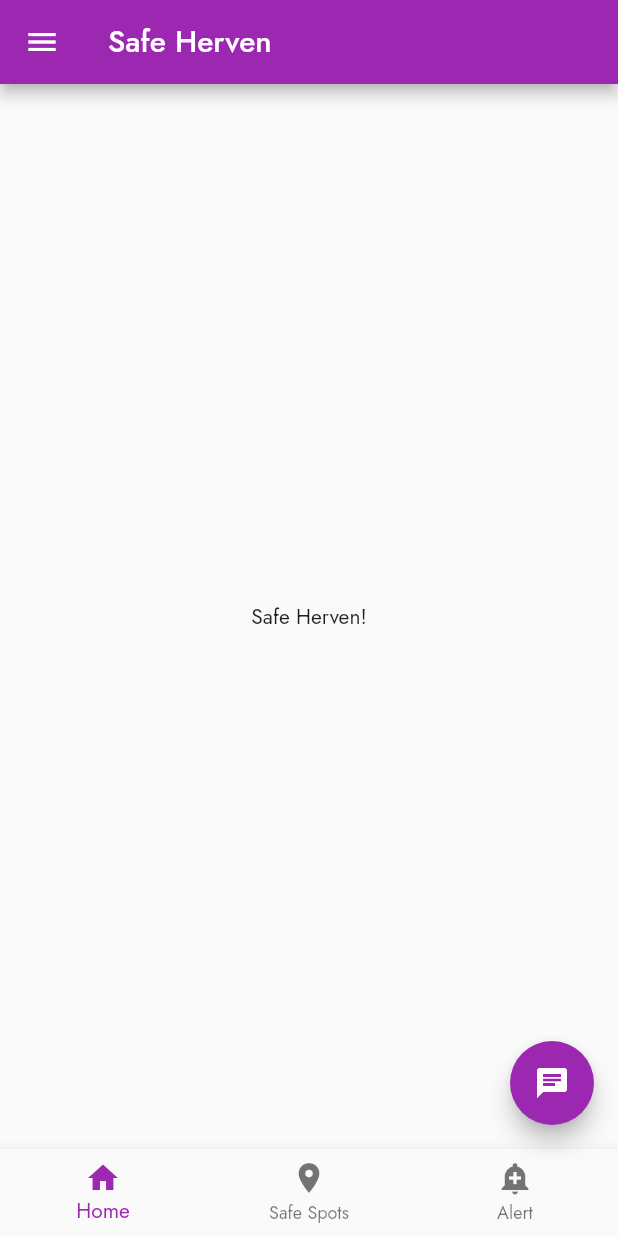
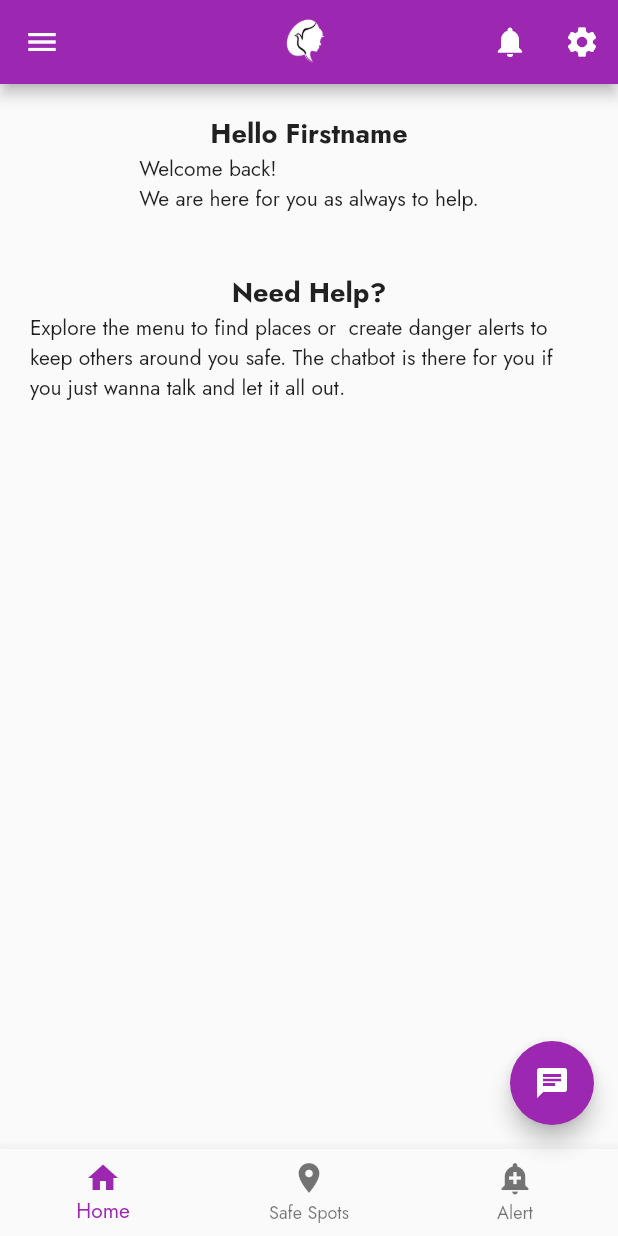
Before and after one commit to safeherven/safeherven_app, a Flutter app: the screen it shows after launch, on a phone screen of 412 x 824 dp. Run offline on Flutter 3.47's test engine with Material 2 defaults, Android fonts, the light colour scheme and no system bars; our stand-ins replace google_fonts, google_maps_flutter, rxdart; missing offline and left inert: dialogflow_grpc, flutter_config, sound_stream.

Commit message:
Added content to home page
Also added notifications and settings icon to the appbar

```diff
--- a/lib/screens/home.dart
+++ b/lib/screens/home.dart
@@ -9,11 +9,74 @@ class HomeScreen extends StatelessWidget {
   @override
   Widget build(BuildContext context) {
     return Scaffold(
-      appBar: AppBar(title: const Text('Safe Herven'),),
+      appBar: AppBar(
+        centerTitle: true,
+        title: IconButton(
+          onPressed: null,
+          icon: Image.asset('assets/images/logos/white.png'),
+          iconSize: 50,
+        ),
+        actions: <Widget>[
+          IconButton(
+            icon: const Icon(
+              Icons.notifications,
+              color: Colors.white,
+            ),
+            onPressed: () {},
+          ),
+          IconButton(
+            icon: const Icon(
+              Icons.settings,
+              color: Colors.white,
+            ),
+            onPressed: () {},
+          ),
+        ],
+      ),
       drawer: const MenuDrawer(),
       bottomNavigationBar: const MenuBottom(),
-      body: const Center(
-        child: Text('Safe Herven!'),
+      body: Column(
+        mainAxisAlignment: MainAxisAlignment.start,
+        crossAxisAlignment: CrossAxisAlignment.stretch,
+        children: <Widget>[
+          Container(
+            padding: const EdgeInsets.all(20),
+            width: 200,
+            child: Column(
+              children: const <Widget>[
+                Text(
+                  'Hello Firstname',
+                  style: TextStyle(
+                    fontSize: 18,
+                    fontWeight: FontWeight.bold,
+                  ),
+                ),
+                Text(
+                  'Welcome back! \nWe are here for you as always to help.',
+                ),
+              ],
+            ),
+          ),
+          Expanded(
+            child: Container(
+              padding: const EdgeInsets.all(20),
+              child: Column(
+                children: const <Widget>[
+                  Text(
+                    'Need Help?',
+                    style: TextStyle(
+                      fontSize: 18,
+                      fontWeight: FontWeight.bold,
+                    ),
+                  ),
+                  Text(
+                    'Explore the menu to find places or  create danger alerts to keep others around you safe. The chatbot is there for you if you just wanna talk and let it all out.',
+                  ),
+                ],
+              ),
+            ),
+          ),
+        ],
       ),
       floatingActionButton:
       FloatingActionButton(child: const Icon(Icons.chat), onPressed: () {
--- a/pubspec.yaml
+++ b/pubspec.yaml
@@ -67,6 +67,7 @@ flutter:
   # To add assets to your application, add an assets section, like this:
   assets:
     - assets/credentials.json
+    - assets/images/logos/white.png
 
   # An image asset can refer to one or more resolution-specific "variants", see
   # https://flutter.dev/assets-and-images/#resolution-aware.
```
Also changed, not shown: assets/images/logos/white.png (added).
